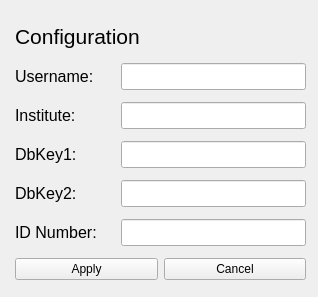
adamazoulay/ITkTrackingGUI, file bin/lib/config.ui: the form before one commit.
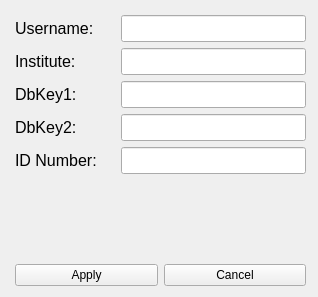
The form after the commit. Icons and pictures are not drawn.

```diff
--- a/bin/lib/config.ui
+++ b/bin/lib/config.ui
@@ -51,59 +51,7 @@
     <property name="bottomMargin">
      <number>5</number>
     </property>
-    <item row="0" column="0">
-     <widget class="QLabel" name="label">
-      <property name="maximumSize">
-       <size>
-        <width>16777215</width>
-        <height>30</height>
-       </size>
-      </property>
-      <property name="font">
-       <font>
-        <pointsize>16</pointsize>
-       </font>
-      </property>
-      <property name="text">
-       <string>Configuration</string>
-      </property>
-     </widget>
-    </item>
     <item row="1" column="0">
-     <layout class="QHBoxLayout" name="horizontalLayout_6">
-      <item>
-       <widget class="QLabel" name="label_10">
-        <property name="minimumSize">
-         <size>
-          <width>100</width>
-          <height>0</height>
-         </size>
-        </property>
-        <property name="font">
-         <font>
-          <pointsize>12</pointsize>
-         </font>
-        </property>
-        <property name="text">
-         <string>Username:</string>
-        </property>
-       </widget>
-      </item>
-      <item>
-       <widget class="QLineEdit" name="unText">
-        <property name="font">
-         <font>
-          <pointsize>12</pointsize>
-         </font>
-        </property>
-        <property name="text">
-         <string/>
-        </property>
-       </widget>
-      </item>
-     </layout>
-    </item>
-    <item row="2" column="0">
      <layout class="QHBoxLayout" name="horizontalLayout_5">
       <item>
        <widget class="QLabel" name="label_9">
@@ -137,41 +85,41 @@
       </item>
      </layout>
     </item>
+    <item row="0" column="0">
+     <layout class="QHBoxLayout" name="horizontalLayout_6">
+      <item>
+       <widget class="QLabel" name="label_10">
+        <property name="minimumSize">
+         <size>
+          <width>100</width>
+          <height>0</height>
+         </size>
+        </property>
+        <property name="font">
+         <font>
+          <pointsize>12</pointsize>
+         </font>
+        </property>
+        <property name="text">
+         <string>Username:</string>
+        </property>
+       </widget>
+      </item>
+      <item>
+       <widget class="QLineEdit" name="unText">
+        <property name="font">
+         <font>
+          <pointsize>12</pointsize>
+         </font>
+        </property>
+        <property name="text">
+         <string/>
+        </property>
+       </widget>
+      </item>
+     </layout>
+    </item>
     <item row="3" column="0">
-     <layout class="QHBoxLayout" name="horizontalLayout_4">
-      <item>
-       <widget class="QLabel" name="label_8">
-        <property name="minimumSize">
-         <size>
-          <width>100</width>
-          <height>0</height>
-         </size>
-        </property>
-        <property name="font">
-         <font>
-          <pointsize>12</pointsize>
-         </font>
-        </property>
-        <property name="text">
-         <string>DbKey1:</string>
-        </property>
-       </widget>
-      </item>
-      <item>
-       <widget class="QLineEdit" name="db1Text">
-        <property name="font">
-         <font>
-          <pointsize>12</pointsize>
-         </font>
-        </property>
-        <property name="text">
-         <string/>
-        </property>
-       </widget>
-      </item>
-     </layout>
-    </item>
-    <item row="4" column="0">
      <layout class="QHBoxLayout" name="horizontalLayout_3">
       <item>
        <widget class="QLabel" name="label_7">
@@ -205,10 +153,10 @@
       </item>
      </layout>
     </item>
-    <item row="5" column="0">
-     <layout class="QHBoxLayout" name="horizontalLayout_2">
+    <item row="2" column="0">
+     <layout class="QHBoxLayout" name="horizontalLayout_4">
       <item>
-       <widget class="QLabel" name="label_6">
+       <widget class="QLabel" name="label_8">
         <property name="minimumSize">
          <size>
           <width>100</width>
@@ -221,12 +169,12 @@
          </font>
         </property>
         <property name="text">
-         <string>ID Number:</string>
+         <string>DbKey1:</string>
         </property>
        </widget>
       </item>
       <item>
-       <widget class="QLineEdit" name="idText">
+       <widget class="QLineEdit" name="db1Text">
         <property name="font">
          <font>
           <pointsize>12</pointsize>
@@ -257,6 +205,53 @@
       </item>
      </layout>
     </item>
+    <item row="4" column="0">
+     <layout class="QHBoxLayout" name="horizontalLayout_2">
+      <item>
+       <widget class="QLabel" name="label_6">
+        <property name="minimumSize">
+         <size>
+          <width>100</width>
+          <height>0</height>
+         </size>
+        </property>
+        <property name="font">
+         <font>
+          <pointsize>12</pointsize>
+         </font>
+        </property>
+        <property name="text">
+         <string>ID Number:</string>
+        </property>
+       </widget>
+      </item>
+      <item>
+       <widget class="QLineEdit" name="idText">
+        <property name="font">
+         <font>
+          <pointsize>12</pointsize>
+         </font>
+        </property>
+        <property name="text">
+         <string/>
+        </property>
+       </widget>
+      </item>
+     </layout>
+    </item>
+    <item row="5" column="0">
+     <spacer name="verticalSpacer">
+      <property name="orientation">
+       <enum>Qt::Vertical</enum>
+      </property>
+      <property name="sizeHint" stdset="0">
+       <size>
+        <width>20</width>
+        <height>40</height>
+       </size>
+      </property>
+     </spacer>
+    </item>
    </layout>
   </widget>
  </widget>
```
Left out of the diff: 2 changed lines with no effect on the pictures.
